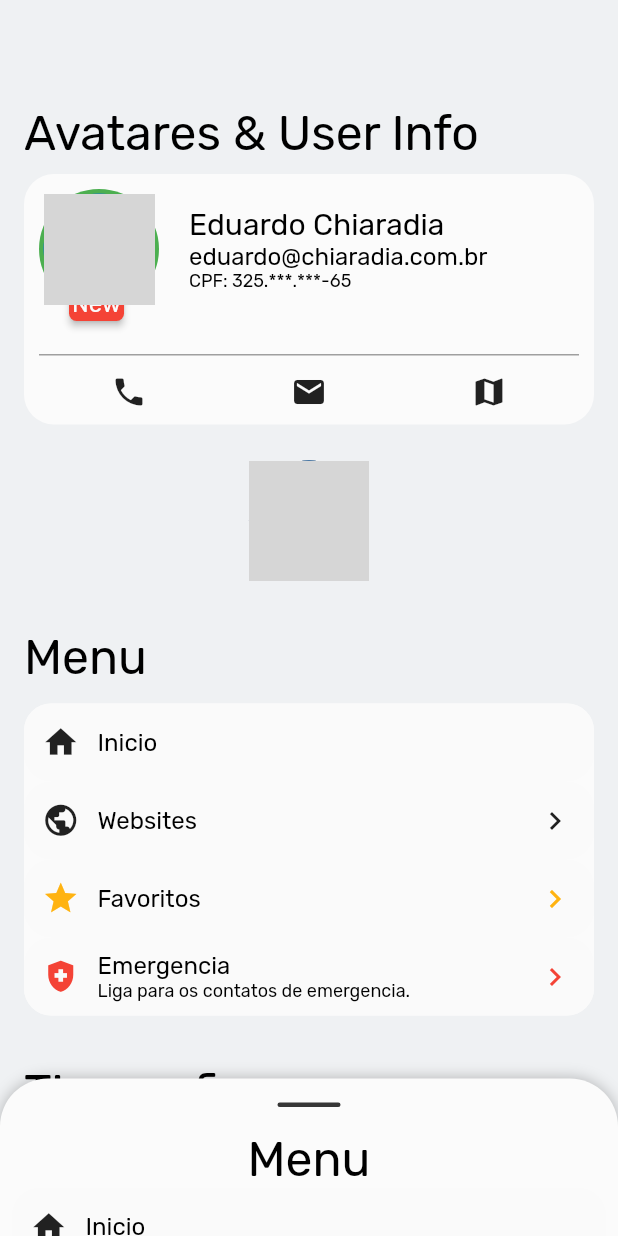
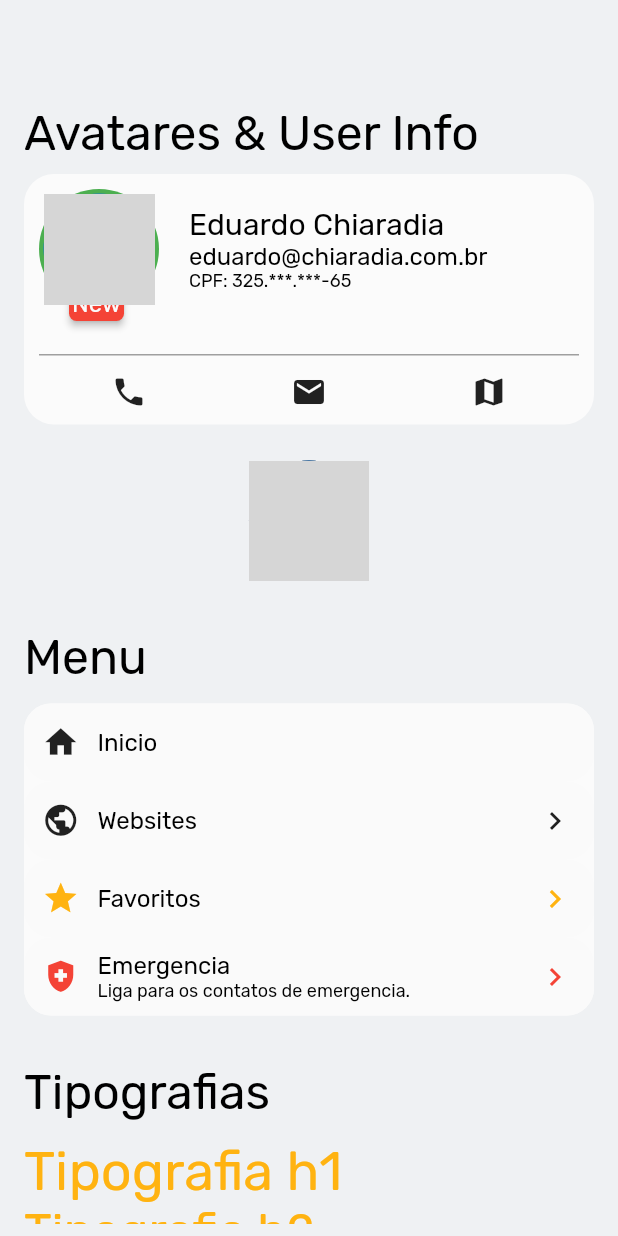
Before and after one commit to dchiaradia/flutter-widgets, a Flutter app: the screen it shows after launch, on a phone screen of 412 x 824 dp. Run offline on Flutter 3.47's test engine with Material 2 defaults, Android fonts, the phone set to English and light mode, and no system bars; drawn by our look-alikes of badges, sliding_up_panel; our stand-ins replace cached_network_image, equatable, font_awesome_flutter, hexcolor, mask_text_input_formatter, validators; missing offline and left inert: cpf_cnpj_validator, rolling_switch; network calls fail; grey boxes are pictures that could not be loaded.

Commit message:
Fix Switch Buttons

```diff
--- a/example/lib/home.dart
+++ b/example/lib/home.dart
@@ -12,6 +12,7 @@ class MyWidgetsHomePage extends StatefulWidget {
   MyWidgetsHomePage({super.key});
 
   int value = 0;
+  bool panelSlidingUpShowed = false;
   PanelController panelController = PanelController();
 
   @override
@@ -64,9 +65,11 @@ class _MyWidgetsHomePageState extends State<MyWidgetsHomePage> {
                 backgroundColor: MyColors().confirm,
                 textColor: MyColors().white,
                 callback: () {
-                  (widget.panelController.isPanelShown)
-                      ? widget.panelController.hide()
-                      : widget.panelController.show();
+                  (!widget.panelSlidingUpShowed)
+                      ? widget.panelSlidingUpShowed = true
+                      : widget.panelSlidingUpShowed = false;
+
+                  setState(() {});
                 },
               ),
               MySpace.vertical(48),
@@ -137,9 +140,11 @@ class _MyWidgetsHomePageState extends State<MyWidgetsHomePage> {
             ],
           ),
         ),
-        MyBottomSheet(
+        (!widget.panelSlidingUpShowed)
+            ? Container()
+            : MyBottomSheet(
                 //PARA USAR O MYBOTTOMSHEET É NECESSÁRIO ESTAR EM UMA STACK
-            maxHeight: 350,
+                maxHeight: 550,
                 minHeight: 100,
                 panelController: widget.panelController,
                 radius: 32,
--- a/example/lib/widgets_samples/lst_buttons.dart
+++ b/example/lib/widgets_samples/lst_buttons.dart
@@ -103,5 +103,28 @@ List<Widget> get lstOfButtons => [
           ),
         ],
       ),
+      MySpace.vertical(12),
+      MyButtons.switchButton(
+        initialState: false,
+        width: 200,
+        onCallback: () {
+          print('Ativou');
+        },
+        offCallback: () {
+          print('Inativou');
+        },
+        onIcon: FontAwesomeIcons.trainSubway,
+        offIcon: FontAwesomeIcons.trainSubway,
+        onText: Text(
+          'Trem habilitado',
+          style: TextStyle(color: MyColors().black),
+        ),
+        offText: Text('Trem não habilitado'),
+        onBackGroundColor: MyColors().dark,
+        offBackGroundColor: MyColors().mediumGrayColor,
+        onIconColor: MyColors().dark,
+        offIconColor: MyColors().mediumGrayColor,
+        iconSize: 25,
+      ),
       MySpace.vertical(32),
     ];
```
Lines whose indentation alone changed are shown as unchanged.
